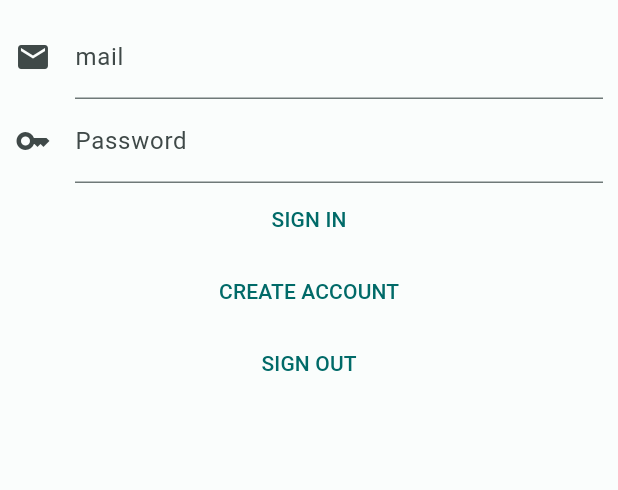
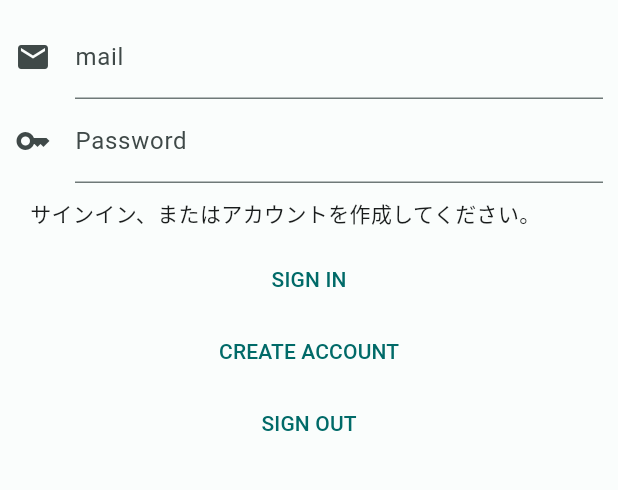
Before and after one commit to chibitachibita/qualificationmg, a Flutter app: the screen it shows after launch, after a tap on "CREATE ACCOUNT", on a phone screen of 412 x 824 dp, the part 84-574 px from its top. Run offline on Flutter 3.47's test engine with Material 3 defaults, Android fonts, the phone set to English and light mode, and no system bars; our stand-ins replace firebase_analytics, firebase_auth, firebase_core, firebase_crashlytics, flutter_riverpod; accounts and stored records are empty; network calls fail.

Commit message:
メッセージ領域作成、一時コミット

```diff
--- a/lib/main.dart
+++ b/lib/main.dart
@@ -47,6 +47,7 @@ class MyHomePage extends ConsumerStatefulWidget {
 class _MyHomePageState extends ConsumerState<MyHomePage> {
   @override
   Widget build(BuildContext context) {
+    final singInStatus = ref.watch(signInStateProvider);
     final idController = TextEditingController();
     final passController = TextEditingController();
 
@@ -77,6 +78,12 @@ class _MyHomePageState extends ConsumerState<MyHomePage> {
               obscureText: true,
             ),
 
+            // サインインのメッセージ表示
+            Container(
+              padding: const EdgeInsets.all(10),
+              child: Text(singInStatus),
+            ),
+
             // サインイン
             TextButton(
               onPressed: () {
@@ -88,7 +95,7 @@ class _MyHomePageState extends ConsumerState<MyHomePage> {
             // アカウント作成
             TextButton(
               onPressed: () {
-                _createAccount(ref, idController.text, passController.text);
+                // _createAccount(ref, idController.text, passController.text);
               },
               child: const Text('CREATE ACCOUNT'),
             ),
@@ -105,7 +112,7 @@ class _MyHomePageState extends ConsumerState<MyHomePage> {
 }
 
 // Authのサインイン状態のprovider
-final signInStateProvider = StateProvider((ref) => 'サインインまたはアカウントを作成してください');
+final signInStateProvider = StateProvider((ref) => 'サインイン、またはアカウントを作成してください。');
 
 // サインインユーザーの情報プロバイダー
 final userProvider = StateProvider<User?>((ref) => null);
@@ -121,23 +128,24 @@ void _signIn(WidgetRef ref, String id, String pass) async {
     );
     // ユーザ情報の更新
     ref.watch(userProvider.state).state = credential.user;
-    // 画面に表示
-    ref.read(signInStateProvider.state).state = 'サインインできました!';
   } on FirebaseAuthException catch (e) {
     // サインイン失敗時エラー処理
+    if (e.code == 'invalid-email') {
+      ref.read(signInStateProvider.state).state = 'メールアドレスが無効です';
+    }
   }
 }
 
-// アカウント作成
-void _createAccount(WidgetRef ref, String id, String pass) async {
-  try {
-    /// credential にはアカウント情報が記録される
-    final credential =
-        await FirebaseAuth.instance.createUserWithEmailAndPassword(
-      email: id,
-      password: pass,
-    );
-  } on FirebaseAuthException catch (e) {
-    // アカウント作成時エラー処理
-  }
-}
+// // アカウント作成
+// void _createAccount(WidgetRef ref, String id, String pass) async {
+//   try {
+//     /// credential にはアカウント情報が記録される
+//     final credential =
+//         await FirebaseAuth.instance.createUserWithEmailAndPassword(
+//       email: id,
+//       password: pass,
+//     );
+//   } on FirebaseAuthException catch (e) {
+//     // アカウント作成時エラー処理
+//   }
+// }
```
